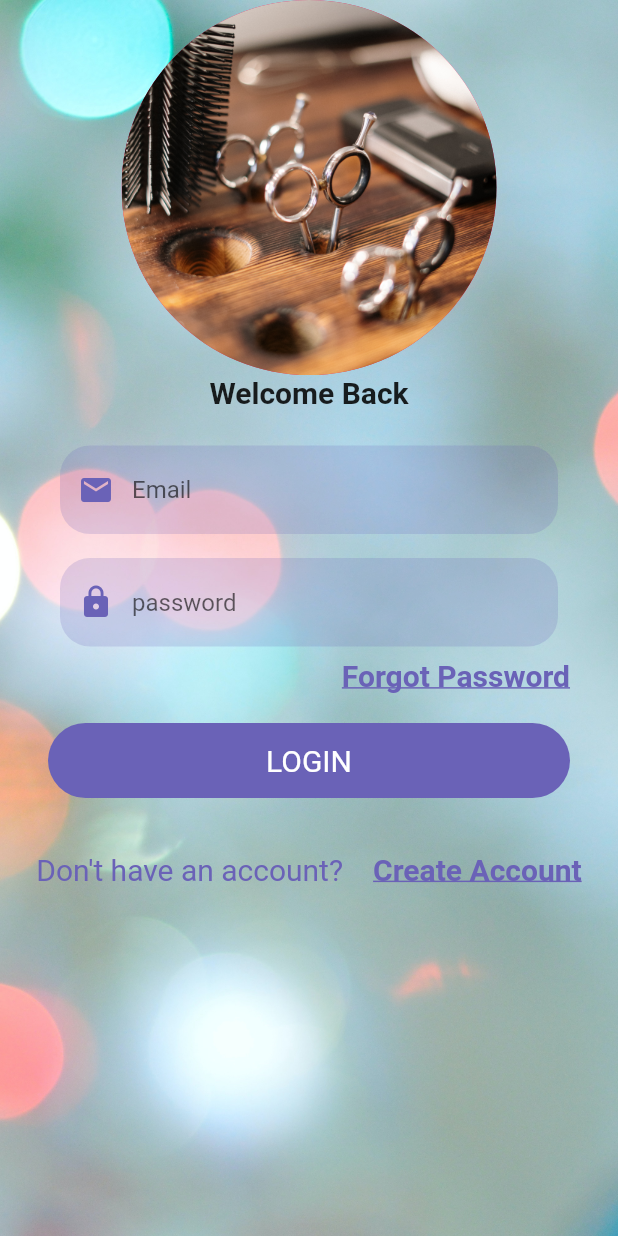
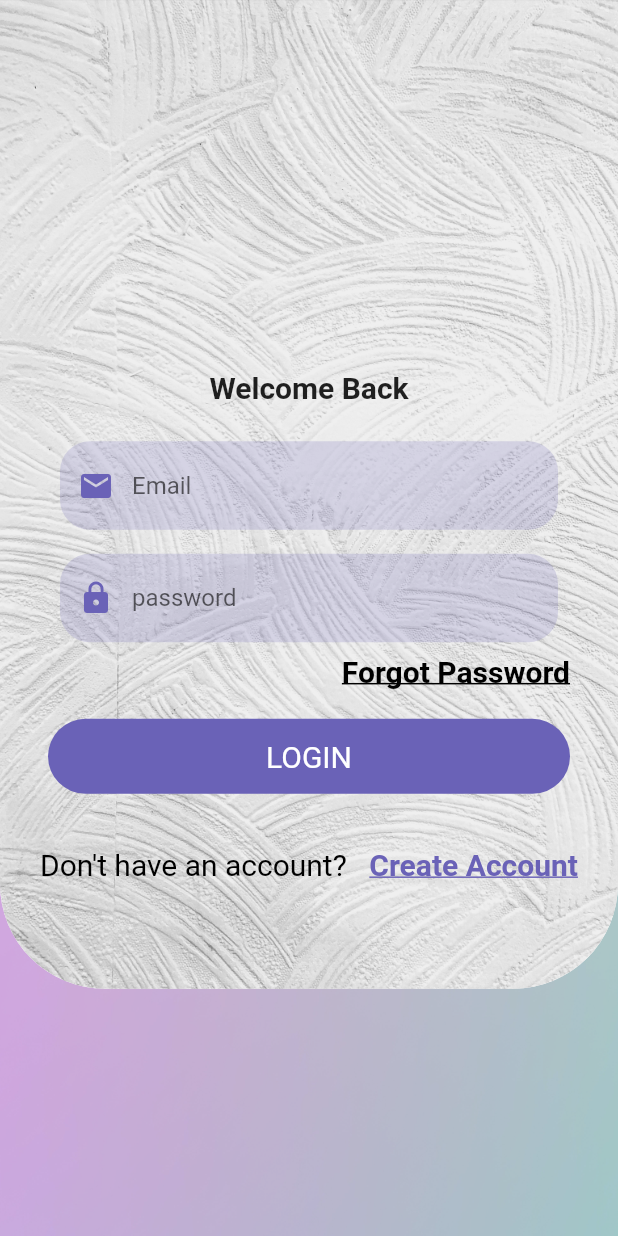
Before and after one commit to CAGAR-1/Catalog, a Flutter app: the screen it shows after launch, on a phone screen of 412 x 824 dp. Run offline on Flutter 3.47's test engine with Material 2 defaults, Android fonts, the phone set to English and light mode, and no system bars; our stand-ins replace font_awesome_flutter, get, shared_preferences; missing offline and left inert: flutterui_modifiers, tabnavigator.

```diff
--- a/lib/pages/signIn.dart
+++ b/lib/pages/signIn.dart
@@ -23,15 +23,30 @@ class SignIn extends StatelessWidget {
   @override
   Widget build(BuildContext context) {
     return Scaffold(
+        backgroundColor: Colors.white,
         body: Stack(
           children: [
             Positioned.fill(
                 child: Image.asset(
-          "assets/images/try.jpg",
+              "assets/images/bg.jpg",
               fit: BoxFit.cover,
-          // color: Colors.black.withOpacity(0.10),
-          // colorBlendMode: BlendMode.darken,
+              color: Colors.black.withOpacity(0.10),
+              colorBlendMode: BlendMode.darken,
             )),
+            Container(
+              height: Get.size.height * 0.8,
+              width: Get.size.width,
+              child: Container(
+                decoration: BoxDecoration(
+                    image: DecorationImage(
+                        image: AssetImage("assets/images/logins.jpg"),
+                        fit: BoxFit.cover),
+                    color: Colors.white,
+                    borderRadius: BorderRadius.only(
+                        bottomLeft: Radius.circular(70),
+                        bottomRight: Radius.circular(70))),
+              ),
+            ),
             ListView(children: [
               Form(
                 key: formKey,
@@ -42,20 +57,24 @@ class SignIn extends StatelessWidget {
                     //   height: 200,
                     //   width: 200,
                     // ),
-                ClipOval(
-                  child: Container(
-                    height: 250,
-                    width: 250,
-                    decoration: BoxDecoration(color: Colors.pink),
-                    child: Image.asset(
-                      "assets/images/scissors.jpg",
-                      fit: BoxFit.cover,
-                    ),
-                  ),
+                    // ClipRect(
+                    //   child: Container(
+                    //     height: 250,
+                    //     width: 250,
+                    //     decoration: BoxDecoration(color: Colors.pink),
+                    //     child: Image.asset(
+                    //       "assets/images/scissors.jpg",
+                    //       fit: BoxFit.cover,
+                    //     ),
+                    //   ),
+                    // ),
+                    SizedBox(
+                      height: Get.size.height * 0.3,
                     ),
                     Text(
                       "Welcome Back" + name,
-                  style: TextStyle(fontSize: 20, fontWeight: FontWeight.bold),
+                      style:
+                          TextStyle(fontSize: 20, fontWeight: FontWeight.bold),
                     ),
                     Padding(
                       padding: const EdgeInsets.symmetric(
@@ -106,7 +125,7 @@ class SignIn extends StatelessWidget {
                               "Forgot Password",
                               style: TextStyle(
                                   decoration: TextDecoration.underline,
-                              color: Color(0xFF6A62B7),
+                                  color: Colors.black,
                                   fontSize: 20,
                                   fontWeight: FontWeight.w700),
                             ),
@@ -138,13 +157,15 @@ class SignIn extends StatelessWidget {
                                         height: 50,
                                         width: 500,
                                         decoration: BoxDecoration(
-                                        borderRadius: BorderRadius.circular(30),
+                                            borderRadius:
+                                                BorderRadius.circular(30),
                                             color: Color(0xFF6A62B7)),
                                         child: Center(
                                             child: Text(
                                           "LOGIN",
                                           style: TextStyle(
-                                          color: Colors.white, fontSize: 20),
+                                              color: Colors.white,
+                                              fontSize: 20),
                                         )),
                                       ),
                                     ),
@@ -161,11 +182,10 @@ class SignIn extends StatelessWidget {
                         children: [
                           Text(
                             "Don't have an account?",
-                        style:
-                            TextStyle(color: Color(0xFF6A62B7), fontSize: 20),
+                            style: TextStyle(color: Colors.black, fontSize: 20),
                           ),
                           SizedBox(
-                        width: 20,
+                            width: 15,
                           ),
                           InkWell(
                               onTap: () {
--- a/lib/utils/api.dart
+++ b/lib/utils/api.dart
@@ -1,3 +1,3 @@
-const BASE_URL = "http://192.168.1.3/fyp_database";
+const BASE_URL = "http://192.168.1.5/fyp_database";
 const SIGNUP_API = "$BASE_URL/signup.php";
 const SIGNIN_API = "$BASE_URL/login.php";
--- a/pubspec.yaml
+++ b/pubspec.yaml
@@ -42,6 +42,7 @@ dependencies:
   tabnavigator: ^1.0.0
   font_awesome_flutter: ^10.2.1
   flutter_svg: ^1.1.5
+  flutterui_modifiers: ^0.3.1
 
 dev_dependencies:
   flutter_test:
```
Also changed, not shown: lib/pages/my_home_page.dart (+4 -4 lines), lib/pages/tabs/home_page.dart (+91 -19 lines), assets/images/makeup.jpg (added), assets/images/manicure.jpg (added), assets/images/spa.jpg (added), pubspec.lock, 1 other file. Lines whose indentation alone changed are shown as unchanged.
